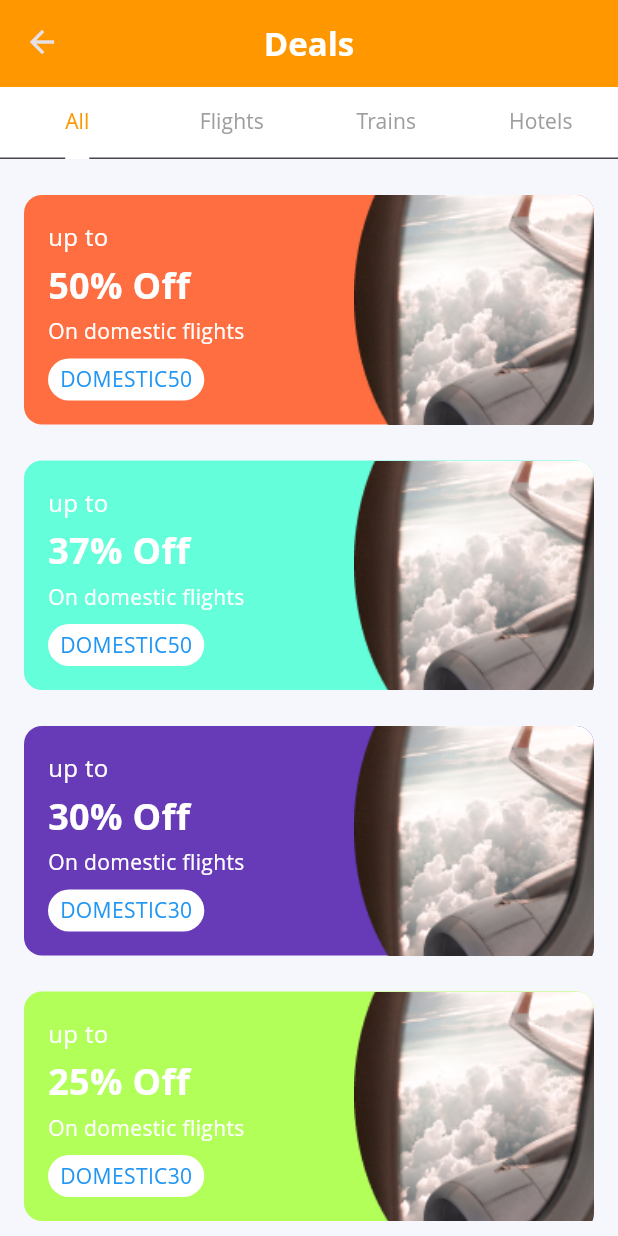
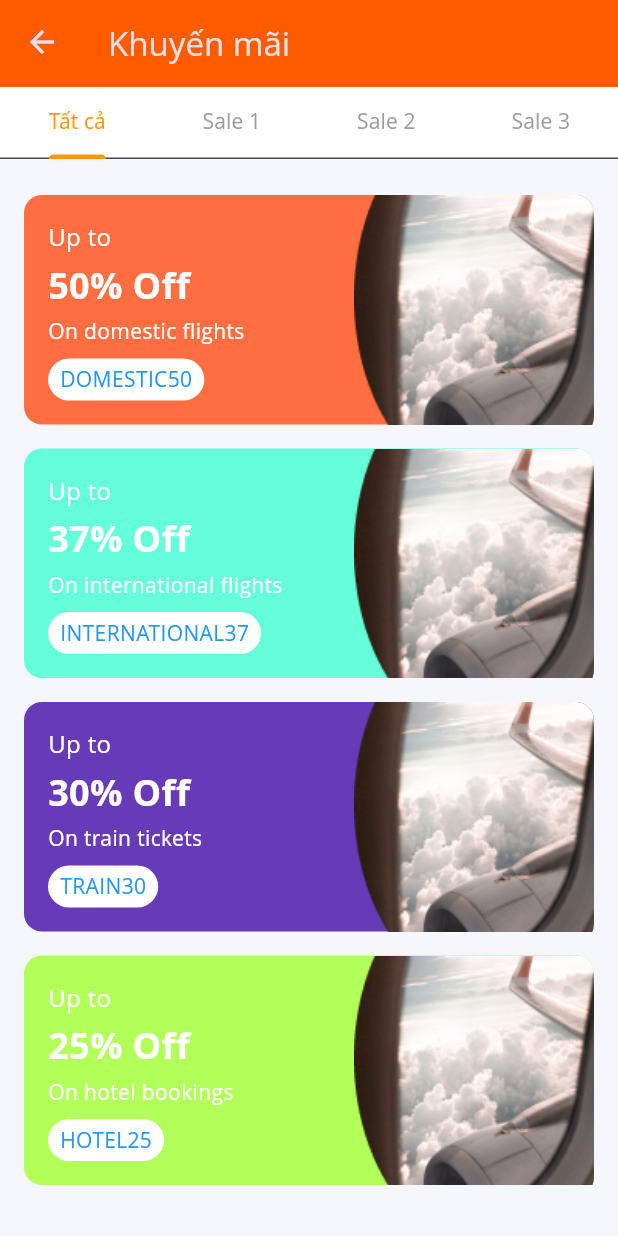
Before and after one commit to CapstoneProjectFA24/movemate-mobile, a Flutter app: the PromotionScreen screen opened by its route, on a phone screen of 412 x 824 dp. Run offline on Flutter 3.47's test engine with Material 3 defaults, Android fonts, the phone set to English and light mode, and no system bars; our stand-ins replace auto_route, dio, flutter_hooks, flutter_native_splash, flutter_riverpod, font_awesome_flutter and 4 more; accounts and stored records are empty; Roboto replaces fonts that are missing (Open Sans).

Commit message:
2-fix: fix-ui

```diff
--- a/lib/features/auth/presentation/sign_up/sign_up_screen.dart
+++ b/lib/features/auth/presentation/sign_up/sign_up_screen.dart
@@ -4,6 +4,7 @@ import 'package:flutter_hooks/flutter_hooks.dart';
 import 'package:hooks_riverpod/hooks_riverpod.dart';
 
 import 'package:auto_route/auto_route.dart';
+import 'package:movemate/features/auth/presentation/sign_in/sign_in_screen.dart';
 import '../custom_scaford.dart';
 import 'package:icons_plus/icons_plus.dart';
 
@@ -241,7 +242,7 @@ class SignUpScreen extends HookConsumerWidget with Validations {
                                 context,
                                 MaterialPageRoute(
                                   // builder: (e) => const SignUpScreen(),
-                                  builder: (context) => SignUpScreen(),
+                                  builder: (context) => SignInScreen()
                                 ),
                               );
                             },
--- /dev/null
+++ b/lib/features/promotion/domain/models/promotion_model.dart
@@ -0,0 +1,28 @@
+import 'package:flutter/material.dart';
+
+class PromotionModel {
+  final String title;
+  final String discount;
+  final String description;
+  final String code;
+  final String imagePath;
+  final Color bgcolor;
+
+  final String? propromoPeriod;
+  final String? minTransaction;
+  final String? type;
+  final String? destination;
+
+  PromotionModel({
+    required this.title,
+    required this.discount,
+    required this.description,
+    required this.code,
+    required this.imagePath,
+    required this.bgcolor,
+    required this.propromoPeriod,
+    required this.minTransaction,
+    required this.type,
+    required this.destination,
+  });
+}
--- a/lib/features/promotion/presentation/promotion_list.dart
+++ /dev/null
@@ -1,145 +0,0 @@
-// promotion_list.dart
-
-import 'package:flutter/material.dart';
-import 'package:movemate/features/promotion/presentation/promotion_details.dart';
-import 'package:movemate/utils/commons/widgets/promotion_layout/widget/promotion_card.dart';
-
-class PromotionList extends StatelessWidget {
-  const PromotionList({super.key});
-
-  @override
-  Widget build(BuildContext context) {
-    return ListView(
-      padding: const EdgeInsets.all(16),
-      children: [
-        GestureDetector(
-          onTap: () {
-            Navigator.push(
-              context,
-              MaterialPageRoute(
-                builder: (context) => const PromotionDetails(
-                  title: 'up to',
-                  discount: '50% Off',
-                  description:
-                      'Get a Discount up to 50% on domestic flights, maximum discount \$30.',
-                  code: 'OCTHAPPYFLIGHT',
-                  imagePath: 'assets/images/promotion/Ellipse171.png',
-                  bgcolor: Colors.deepOrangeAccent,
-                  promoPeriod: '1 - 31 Oct, 2023',
-                  minTransaction: '120',
-                  type: 'All class',
-                  destination: 'Domestic',
-                ),
-              ),
-            );
-            FocusScope.of(context).unfocus();
-          },
-          child: const PromotionCard(
-            title: 'up to',
-            discount: '50% Off',
-            description: 'On domestic flights',
-            code: 'DOMESTIC50',
-            imagePath: 'assets/images/promotion/Ellipse171.png',
-            bgcolor: Colors.deepOrangeAccent,
-          ),
-        ),
-        const SizedBox(height: 8),
-        GestureDetector(
-          onTap: () {
-            Navigator.push(
-              context,
-              MaterialPageRoute(
-                builder: (context) => const PromotionDetails(
-                  title: 'up to',
-                  discount: '37% Off',
-                  description:
-                      'Get a Discount up to 50% on domestic flights, maximum discount \$30.',
-                  code: 'OCTHAPPYFLIGHT',
-                  imagePath: 'assets/images/promotion/Ellipse171.png',
-                  bgcolor: Colors.deepOrangeAccent,
-                  promoPeriod: '1 - 31 Oct, 2023',
-                  minTransaction: '120',
-                  type: 'All class',
-                  destination: 'Domestic',
-                ),
-              ),
-            );
-            FocusScope.of(context).unfocus();
-          },
-          child: const PromotionCard(
-            title: 'up to',
-            discount: '37% Off',
-            description: 'On domestic flights',
-            code: 'DOMESTIC50',
-            imagePath: 'assets/images/promotion/Ellipse171.png',
-            bgcolor: Colors.tealAccent,
-          ),
-        ),
-        const SizedBox(height: 8),
-        GestureDetector(
-          onTap: () {
-            Navigator.push(
-              context,
-              MaterialPageRoute(
-                builder: (context) => const PromotionDetails(
-                  title: 'up to',
-                  discount: '30% Off',
-                  description:
-                      'Get a Discount up to 50% on domestic flights, maximum discount \$30.',
-                  code: 'OCTHAPPYFLIGHT',
-                  imagePath: 'assets/images/promotion/Ellipse171.png',
-                  bgcolor: Colors.deepOrangeAccent,
-                  promoPeriod: '1 - 31 Oct, 2023',
-                  minTransaction: '120',
-                  type: 'All class',
-                  destination: 'Domestic',
-                ),
-              ),
-            );
-            FocusScope.of(context).unfocus();
-          },
-          child: const PromotionCard(
-            title: 'up to',
-            discount: '30% Off',
-            description: 'On domestic flights',
-            code: 'DOMESTIC30',
-            imagePath: 'assets/images/promotion/Ellipse171.png',
-            bgcolor: Colors.deepPurple,
-          ),
-        ),
-        const SizedBox(height: 8),
-        GestureDetector(
-          onTap: () {
-            Navigator.push(
-              context,
-              MaterialPageRoute(
-                builder: (context) => const PromotionDetails(
-                  title: 'up to',
-                  discount: '25% Off',
-                  description:
-                      'Get a Discount up to 50% on domestic flights, maximum discount \$25.',
-                  code: 'OCTHAPPYFLIGHT',
-                  imagePath: 'assets/images/promotion/Ellipse171.png',
-                  bgcolor: Colors.deepOrangeAccent,
-                  promoPeriod: '1 - 31 Oct, 2023',
-                  minTransaction: '120',
-                  type: 'All class',
-                  destination: 'Domestic',
-                ),
-              ),
-            );
-            FocusScope.of(context).unfocus();
-          },
-          child: const PromotionCard(
-            title: 'up to',
-            discount: '25% Off',
-            description: 'On domestic flights',
-            code: 'DOMESTIC30',
-            imagePath: 'assets/images/promotion/Ellipse171.png',
-            bgcolor: Colors.lightGreenAccent,
-          ),
-        ),
-      ],
-    );
-  }
-}
--- a/lib/features/promotion/presentation/promotion_screen.dart
+++ /dev/null
@@ -1,88 +0,0 @@
-import 'package:flutter/material.dart';
-import 'package:auto_route/auto_route.dart';
-import 'package:movemate/features/promotion/presentation/promotion_list.dart';
-
-@RoutePage()
-class PromotionScreen extends StatefulWidget {
-  const PromotionScreen({super.key});
-
-  @override
-  State<PromotionScreen> createState() => _PromotionScreenState();
-}
-
-class _PromotionScreenState extends State<PromotionScreen>
-    with SingleTickerProviderStateMixin {
-  late TabController _tabController;
-
-  @override
-  void initState() {
-    super.initState();
-    _tabController = TabController(length: 4, vsync: this);
-    WidgetsBinding.instance.addPostFrameCallback((_) {
-      FocusScope.of(context).unfocus();
-    });
-  }
-
-  @override
-  void dispose() {
-    _tabController.dispose();
-
-    super.dispose();
-  }
-
-  @override
-  Widget build(BuildContext context) {
-    return Scaffold(
-      resizeToAvoidBottomInset: false,
-      appBar: AppBar(
-        backgroundColor: Colors.orange,
-        elevation: 0,
-        title: const Text(
-          'Deals',
-          style: TextStyle(
-            color: Colors.white,
-            fontWeight: FontWeight.bold,
-          ),
-        ),
-        centerTitle: true,
-        bottom: PreferredSize(
-          preferredSize: const Size.fromHeight(50.0),
-          child: Container(
-            color: Colors.white,
-            child: TabBar(
-              controller: _tabController,
-              indicatorColor: Colors.orange,
-              indicatorWeight: 2,
-              labelColor: Colors.orange,
-              unselectedLabelColor: Colors.grey,
-              tabs: const [
-                Tab(text: 'All'),
-                Tab(text: 'Flights'),
-                Tab(text: 'Trains'),
-                Tab(text: 'Hotels'),
-              ],
-            ),
-          ),
-        ),
-      ),
-      body: TabBarView(
-        controller: _tabController,
-        children: [
-          const PromotionList(),
-          _buildTabContent('Flights Deals'),
-          _buildTabContent('Trains Deals'),
-          _buildTabContent('Hotels Deals'),
-        ],
-      ),
-    );
-  }
-
-  Widget _buildTabContent(String content) {
-    return Center(
-      child: Text(
-        content,
-        style: const TextStyle(fontSize: 18, fontWeight: FontWeight.bold),
-      ),
-    );
-  }
-}
--- /dev/null
+++ b/lib/features/promotion/presentation/promotion_screen/promotion_screen.dart
@@ -0,0 +1,135 @@
+import 'package:flutter/material.dart';
+import 'package:flutter_hooks/flutter_hooks.dart';
+import 'package:hooks_riverpod/hooks_riverpod.dart';
+import 'package:auto_route/auto_route.dart';
+
+import 'package:movemate/utils/commons/widgets/promotion_layout/promotion_list.dart';
+import 'package:movemate/utils/constants/asset_constant.dart';
+
+// model
+import 'package:movemate/features/promotion/domain/models/promotion_model.dart';
+
+@RoutePage()
+class PromotionScreen extends HookConsumerWidget {
+  const PromotionScreen({super.key});
+
+  @override
+  Widget build(BuildContext context, WidgetRef ref) {
+    final tabController = useTabController(initialLength: 4);
+
+    final List<PromotionModel> fakePromotions = [
+      PromotionModel(
+        title: 'Up to',
+        discount: '50% Off',
+        description: 'On domestic flights',
+        code: 'DOMESTIC50',
+        imagePath: 'assets/images/promotion/Ellipse171.png',
+        bgcolor: Colors.deepOrangeAccent,
+        propromoPeriod: "123",
+        minTransaction: "123",
+        type: "123",
+        destination: "123",
+      ),
+      PromotionModel(
+        title: 'Up to',
+        discount: '37% Off',
+        description: 'On international flights',
+        code: 'INTERNATIONAL37',
+        imagePath: 'assets/images/promotion/Ellipse171.png',
+        bgcolor: Colors.tealAccent,
+        propromoPeriod: "123",
+        minTransaction: "123",
+        type: "123",
+        destination: "123",
+      ),
+      PromotionModel(
+        title: 'Up to',
+        discount: '30% Off',
+        description: 'On train tickets',
+        code: 'TRAIN30',
+        imagePath: 'assets/images/promotion/Ellipse171.png',
+        bgcolor: Colors.deepPurple,
+        propromoPeriod: "123",
+        minTransaction: "123",
+        type: "123",
+        destination: "123",
+      ),
+      PromotionModel(
+        title: 'Up to',
+        discount: '25% Off',
+        description: 'On hotel bookings',
+        code: 'HOTEL25',
+        imagePath: 'assets/images/promotion/Ellipse171.png',
+        bgcolor: Colors.lightGreenAccent,
+        propromoPeriod: "123",
+        minTransaction: "123",
+        type: "123",
+        destination: "123",
+      ),
+    ];
+
+    List<String> tabs = ["Tất cả", "Sale 1", "Sale 2", "Sale 3"];
+
+    useEffect(() {
+      WidgetsBinding.instance.addPostFrameCallback((_) {
+        FocusScope.of(context).unfocus();
+      });
+      return null;
+    }, []);
+
+    return Scaffold(
+      resizeToAvoidBottomInset: false,
+      appBar: AppBar(
+        backgroundColor: AssetsConstants.primaryMain,
+        elevation: 0,
+        title: const Text('Khuyến mãi'),
+        bottom: PreferredSize(
+          preferredSize: const Size.fromHeight(50.0),
+          child: Container(
+            color: Colors.white,
+            child: TabBar(
+              controller: tabController,
+              indicatorColor: Colors.orange,
+              indicatorWeight: 2,
+              labelColor: Colors.orange,
+              unselectedLabelColor: Colors.grey,
+              tabs: tabs.map((tab) => Tab(text: tab)).toList(),
+            ),
+          ),
+        ),
+      ),
+      body: TabBarView(
+        controller: tabController,
+        children: [
+          PromotionList(promotions: fakePromotions),
+          PromotionList(
+            promotions: fakePromotions
+                .where((p) => p.code.contains('DOMESTIC'))
+                .toList(),
+          ),
+          _TabContent(content: 'Trains Deals'),
+          _TabContent(content: 'Hotels Deals'),
+        ],
+      ),
+    );
+  }
+}
+
+class _TabContent extends StatelessWidget {
+  final String content;
+
+  const _TabContent({required this.content});
+
+  @override
+  Widget build(BuildContext context) {
+    return Center(
+      child: Text(
+        content,
+        style: const TextStyle(
+          fontSize: 18,
+          fontWeight: FontWeight.bold,
+        ),
+      ),
+    );
+  }
+}
--- a/lib/onboarding_screen.dart
+++ b/lib/onboarding_screen.dart
@@ -18,18 +18,18 @@ class OnboardingScreen extends ConsumerWidget {
   final List<Introduction> list = [
     const Introduction(
         imageUrl: "assets/images/onboarding/onboarding1.png",
-        title: "Title 1",
+        title: "Chào Mừng Bạn Đến Với MoveMate!",
         subTitle:
             "Bất cứ nơi nào bạn đang ở, chuyển nhà dễ dàng với sự trợ giúp của MoveMate! Chúng tôi ở đây để làm cho việc chuyển nhà trở nên đơn giản và thuận tiện hơn bao giờ hết."),
     const Introduction(
       imageUrl: "assets/images/onboarding/onboarding2.png",
-      title: "Tilte 2?",
+      title: "Tại Sao Chọn MoveMate?",
       subTitle:
           "Dễ Dàng và Tiện Lợi\nAn Toàn và Đáng Tin Cậy\nTiết Kiệm Thời Gian và Chi Phí",
     ),
     const Introduction(
       imageUrl: "assets/images/onboarding/onboarding3.png",
-      title: "Title 3",
+      title: "Đặt Xe Dễ Dàng",
       subTitle:
           "Chuyển nhà dễ dàng với sự trợ giúp của MoveMate. Chọn dịch vụ, nhập thông tin, và hoàn tất đặt xe chỉ trong vài phút. MoveMate giúp bạn tiết kiệm thời gian và công sức!",
     ),
--- /dev/null
+++ b/lib/utils/commons/functions/functions_common_export.dart
@@ -0,0 +1 @@
+export './delay_util.dart';
--- a/lib/utils/commons/widgets/onboarding/introduction_screen.dart
+++ b/lib/utils/commons/widgets/onboarding/introduction_screen.dart
@@ -50,7 +50,7 @@ class _IntroScreenOnboardingState extends State<IntroScreenOnboarding> {
                       alignment: Alignment.topRight,
                       child: TextButton(
                         onPressed: widget.onTapSkipButton,
-                        child: Text('Skip', style: widget.skipTextStyle),
+                        child: Text('Bỏ qua', style: widget.skipTextStyle),
                       ),
                     ),
                   ],
--- a/lib/utils/commons/widgets/promotion_layout/widget/promotion_card.dart
+++ b/lib/utils/commons/widgets/promotion_layout/promotion_card.dart
@@ -1,30 +1,21 @@
 // promotion_card.dart
 
 import 'package:flutter/material.dart';
+import 'package:movemate/features/promotion/domain/models/promotion_model.dart';
 
 class PromotionCard extends StatelessWidget {
-  final String title;
-  final String discount;
-  final String description;
-  final String code;
-  final String imagePath;
-  final Color bgcolor;
+  final PromotionModel promotion;
 
   const PromotionCard({
     super.key,
-    required this.title,
-    required this.discount,
-    required this.description,
-    required this.code,
-    required this.imagePath,
-    required this.bgcolor,
+    required this.promotion,
   });
 
   @override
   Widget build(BuildContext context) {
     return Container(
       decoration: BoxDecoration(
-        color: bgcolor,
+        color: promotion.bgcolor,
         borderRadius: BorderRadius.circular(12),
       ),
       margin: const EdgeInsets.symmetric(vertical: 8.0),
@@ -40,7 +31,7 @@ class PromotionCard extends StatelessWidget {
                     crossAxisAlignment: CrossAxisAlignment.start,
                     children: [
                       Text(
-                        title,
+                        promotion.title,
                         style: const TextStyle(
                           fontSize: 16,
                           color: Colors.white,
@@ -48,7 +39,7 @@ class PromotionCard extends StatelessWidget {
                       ),
                       const SizedBox(height: 4),
                       Text(
-                        discount,
+                        promotion.discount,
                         style: const TextStyle(
                           fontSize: 24,
                           fontWeight: FontWeight.bold,
@@ -57,7 +48,7 @@ class PromotionCard extends StatelessWidget {
                       ),
                       const SizedBox(height: 4),
                       Text(
-                        description,
+                        promotion.description,
                         style: const TextStyle(
                           fontSize: 14,
                           color: Colors.white,
@@ -72,7 +63,7 @@ class PromotionCard extends StatelessWidget {
                           borderRadius: BorderRadius.circular(16),
                         ),
                         child: Text(
-                          code,
+                          promotion.code,
                           style: const TextStyle(
                             fontSize: 14,
                             color: Colors.blue,
@@ -94,7 +85,7 @@ class PromotionCard extends StatelessWidget {
                 bottomRight: Radius.circular(12),
               ),
               child: Image.asset(
-                imagePath,
+                promotion.imagePath,
                 width: 160,
                 height: 160,
                 fit: BoxFit.fill,
--- /dev/null
+++ b/lib/utils/commons/widgets/promotion_layout/promotion_list.dart
@@ -0,0 +1,34 @@
+import 'package:flutter/material.dart';
+
+//app route
+import 'package:auto_route/auto_route.dart';
+import 'package:movemate/configs/routes/app_router.dart';
+//
+
+import 'package:movemate/features/promotion/domain/models/promotion_model.dart';
+import 'package:movemate/utils/commons/widgets/promotion_layout/promotion_card.dart';
+
+class PromotionList extends StatelessWidget {
+  final List<PromotionModel> promotions;
+
+  const PromotionList({super.key, required this.promotions});
+
+  @override
+  Widget build(BuildContext context) {
+    return ListView.builder(
+      padding: const EdgeInsets.all(16),
+      itemCount: promotions.length,
+      itemBuilder: (context, index) {
+        final promotion = promotions[index];
+        return GestureDetector(
+          onTap: () => context.router.push(
+            PromotionDetailScreenRoute(promotion: promotion),
+          ),
+          child: PromotionCard(
+            promotion: promotion,
+          ),
+        );
+      },
+    );
+  }
+}
```
Also changed, not shown: lib/configs/routes/app_router.dart (+19 -9 lines), lib/features/auth/presentation/sign_in/sign_in_screen.dart (+18 -17 lines), lib/features/package/presentation/package_detail_screen/package_detail_screen.dart (added, +23 -0 lines), lib/features/promotion/presentation/promotion_detail_screen/promotion_details.dart (renamed from lib/features/promotion/presentation/promotion_details.dart, +26 -41 lines), lib/utils/commons/functions/delay_util.dart (added, +17 -0 lines), lib/utils/commons/widgets/onboarding/introduction.dart (+4 -3 lines), lib/configs/routes/app_router.gr.dart, pubspec.lock.
